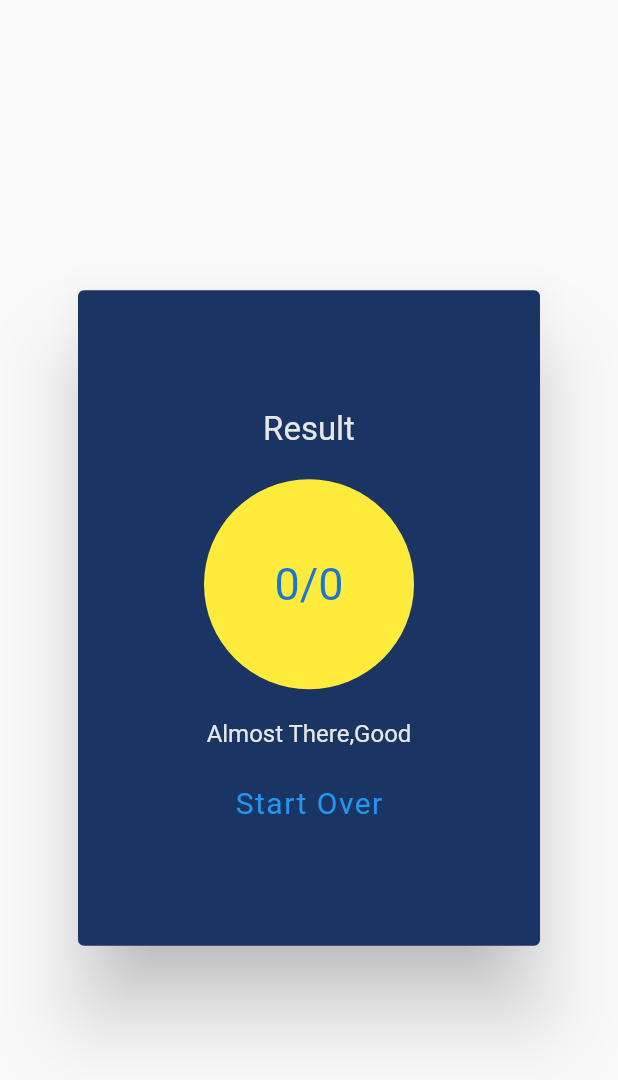
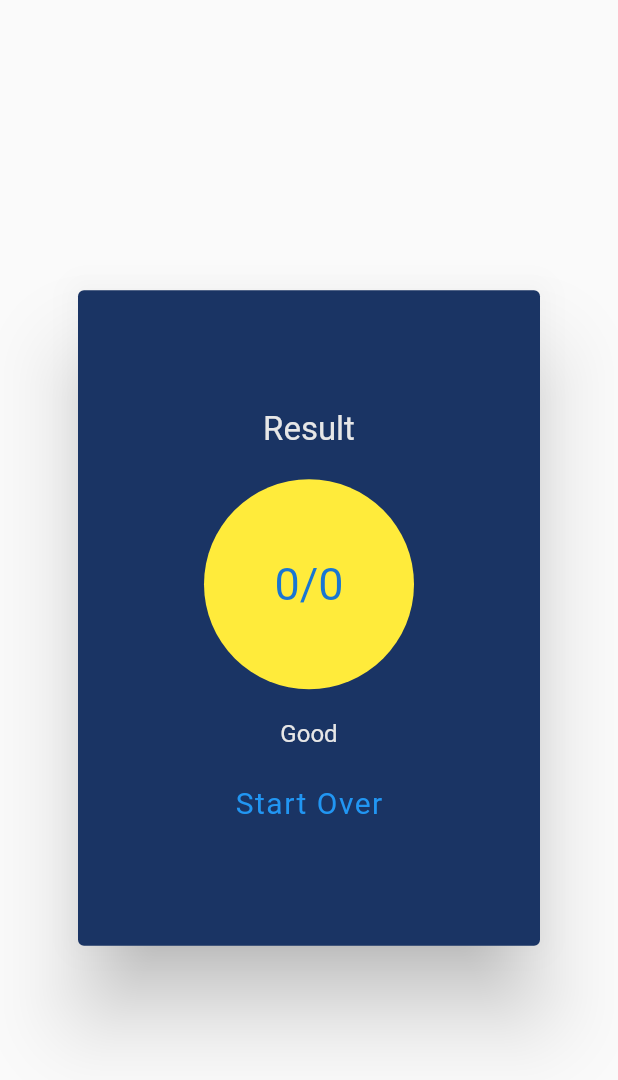
Before and after one commit to Pradnya-Jyotiram-Gaikwad/Quiz_App, a Flutter app: the ResultBox widget shown alone on an empty page, opened directly with empty values, on a phone screen of 412 x 824 dp. Shown: the top 1080 px of the screen. Run offline on Flutter 3.47's test engine with Material 2 defaults, Android fonts, the phone set to English and light mode, and no system bars; network calls fail.

Commit message:
this is my Third commit.

```diff
--- a/lib/widgets/result_box.dart
+++ b/lib/widgets/result_box.dart
@@ -40,7 +40,7 @@ class ResultBox extends StatelessWidget {
             ),
             const SizedBox(height: 20.0),
             Text(result == questionLength
-                ? 'Almost There,Good'
+                ? 'Good'
                 : result == questionLength/2
                 ? 'Sorry,Try Again ?'
                 : 'Great,Keep Doing',
```
